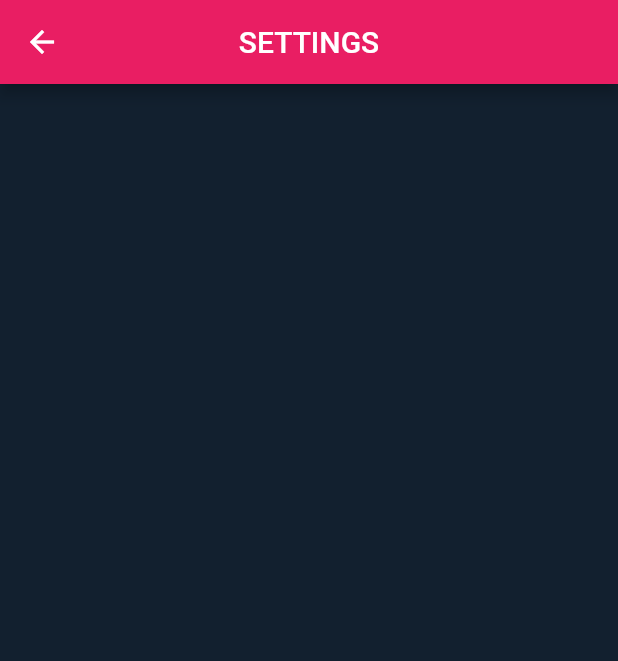
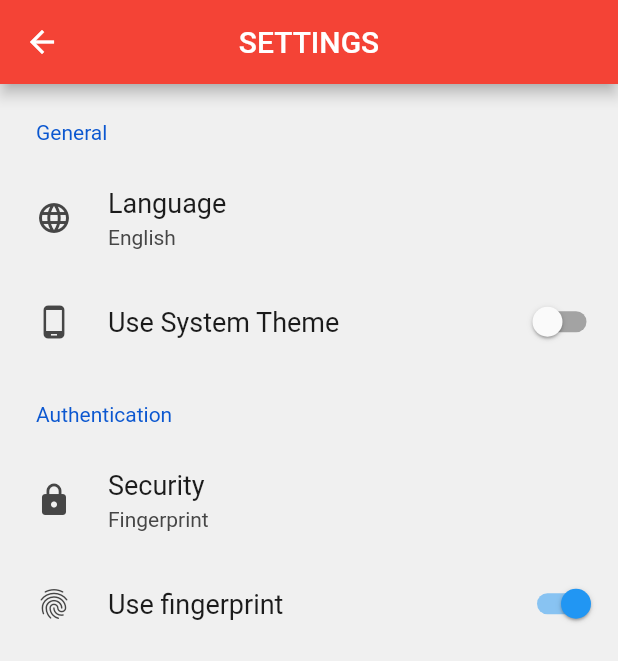
Before and after one commit to Lekta23/cryptoapp_flutter, a Flutter app: the SettingsPage screen opened directly, on a phone screen of 412 x 824 dp. Shown: the top 661 px of the screen. Run offline on Flutter 3.47's test engine with Material 2 defaults, Android fonts, the phone set to English and light mode, and no system bars; drawn by our look-alikes of settings_ui; our stand-ins replace cached_network_image; network calls fail.

Commit message:
some modif

```diff
--- a/lib/screens/home/localwidget/appbar.dart
+++ b/lib/screens/home/localwidget/appbar.dart
@@ -25,7 +25,7 @@ class MyAppBar extends StatelessWidget implements PreferredSizeWidget {
                 children: const [
                   Icon(Icons.settings, color: Colors.black),
                   SizedBox(width: 8),
-                  Text("Profile"),
+                  Text("Settings"),
               ],
               ),
             ),
--- a/lib/screens/settings/settings_page.dart
+++ b/lib/screens/settings/settings_page.dart
@@ -1,13 +1,62 @@
 import 'package:flutter/material.dart';
 import 'package:flutter/widgets.dart';
+import 'package:settings_ui/settings_ui.dart';
 
 class SettingsPage extends StatelessWidget {
+  bool isSwitched = false;
+
   @override
   Widget build(BuildContext context) => Scaffold(
     appBar: AppBar(
       title: Text("Settings".toUpperCase()),
       centerTitle: true,
-      backgroundColor: Colors.pink,
+      backgroundColor: Colors.red,
     ),
+    body: SettingsList(
+        sections: [
+          SettingsSection(
+            titlePadding: EdgeInsets.all(20),
+            title: 'General',
+            tiles: [
+              SettingsTile(
+                title: 'Language',
+                subtitle: 'English',
+                leading: Icon(Icons.language),
+
+                onPressed: (BuildContext context) {
+
+                }
+              ),
+              SettingsTile.switchTile(
+                title: 'Use System Theme',
+                leading: Icon(Icons.phone_android),
+                switchValue: isSwitched,
+                onToggle: (value) {},
+              ),
+            ],
+          ),
+          SettingsSection(
+            titlePadding: EdgeInsets.all(20),
+            title: 'Authentication',
+            tiles: [
+              SettingsTile(
+                title: 'Security',
+                subtitle: 'Fingerprint',
+                leading: Icon(Icons.lock),
+                onPressed: (BuildContext context) {
+
+                },
+              ),
+              SettingsTile.switchTile(
+                title: 'Use fingerprint',
+                leading: Icon(Icons.fingerprint),
+                switchValue: true,
+                onToggle: (value) {},
+              ),
+            ],
+          ),
+        ],
+      ),
   );
+
 }
--- a/pubspec.yaml
+++ b/pubspec.yaml
@@ -40,6 +40,7 @@ dev_dependencies:
   flutter_test:
     sdk: flutter
 
+  settings_ui: ^1.0.0
 
   # The "flutter_lints" package below contains a set of recommended lints to
   # encourage good coding practices. The lint set provided by the package is
```
Also changed, not shown: pubspec.lock.
